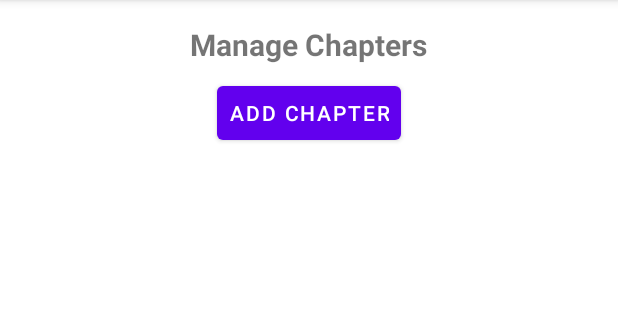
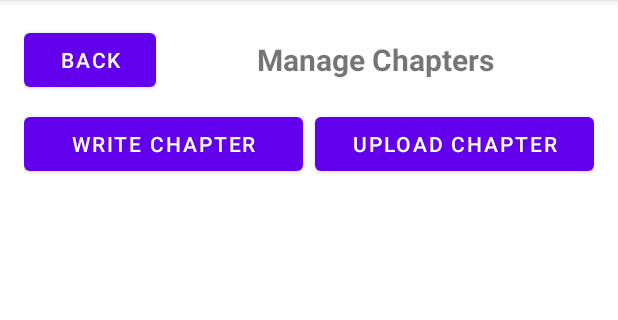
Before and after one commit to duywin/BasicAndroid_ReadingApp, an Android app: the adminChapter screen opened directly, with no data from a screen before it, on a phone screen of 412 x 824 dp, the part 84-404 px from its top. Run offline under Robolectric (Android 15) with nearby library versions, the phone set to English and light mode, and no system bars.

Commit message:
Chapters (upload, write, delete)

```diff
--- a/app/src/main/java/com/example/readingapp/admin/AddStoryActivity.java
+++ b/app/src/main/java/com/example/readingapp/admin/addStoryActivity.java
@@ -32,7 +32,7 @@ import java.io.InputStream;
 import java.util.ArrayList;
 import java.util.List;
 
-public class AddStoryActivity extends AppCompatActivity {
+public class addStoryActivity extends AppCompatActivity {
     private EditText titleInput, authorInput, descriptionInput;
     private Spinner genreSpinner;
     private ImageView storyImagePreview;
--- a/app/src/main/java/com/example/readingapp/admin/adminChapter.java
+++ b/app/src/main/java/com/example/readingapp/admin/adminChapter.java
@@ -1,13 +1,6 @@
 package com.example.readingapp.admin;
 
-import androidx.appcompat.app.AppCompatActivity;
-
-import android.os.Bundle;
-import com.example.readingapp.R;
-import com.example.readingapp.*;
-
 import android.content.Intent;
-import android.content.res.AssetManager;
 import android.os.Bundle;
 import android.view.LayoutInflater;
 import android.view.View;
@@ -15,24 +8,25 @@ import android.view.ViewGroup;
 import android.widget.Button;
 import android.widget.TextView;
 import android.widget.Toast;
+
 import androidx.annotation.NonNull;
 import androidx.appcompat.app.AppCompatActivity;
 import androidx.recyclerview.widget.LinearLayoutManager;
 import androidx.recyclerview.widget.RecyclerView;
-import org.json.JSONArray;
-import org.json.JSONException;
-import org.json.JSONObject;
-import java.io.BufferedReader;
-import java.io.IOException;
-import java.io.InputStream;
-import java.io.InputStreamReader;
-import java.util.ArrayList;
+
+import com.example.readingapp.ChapterContent;
+import com.example.readingapp.R;
+import com.example.readingapp.dao.ChapterDAO;
+import com.example.readingapp.model.Chapter;
+
 import java.util.List;
 
 public class adminChapter extends AppCompatActivity {
 
     private RecyclerView recyclerView;
-    private List<ChapterItem> chapterList;
+    private Button btnWriteChapter, btnUploadChapter, btnBack;
+    private List<Chapter> chapterList;
+    private ChapterDAO chapterDAO;
     private int bookId;
 
     @Override
@@ -43,53 +37,35 @@ public class adminChapter extends AppCompatActivity {
         recyclerView = findViewById(R.id.chapter_recycler_view);
         recyclerView.setLayoutManager(new LinearLayoutManager(this));
 
+        btnWriteChapter = findViewById(R.id.btn_write_chapter);
+        btnUploadChapter = findViewById(R.id.btn_upload_chapter);
+        btnBack = findViewById(R.id.btn_back_admin_story);
+
+        chapterDAO = new ChapterDAO(this);
         bookId = getIntent().getIntExtra("BOOK_ID", -1);
-        chapterList = readChaptersFromAssets(bookId);
 
+        chapterList = chapterDAO.getChaptersByBookId(bookId);
         recyclerView.setAdapter(new ChapterAdapter(chapterList));
-    }
 
-    private List<ChapterItem> readChaptersFromAssets(int bookId) {
-        List<ChapterItem> chapters = new ArrayList<>();
-        AssetManager assetManager = getAssets();
+        btnWriteChapter.setOnClickListener(v -> {
+            Intent intent = new Intent(adminChapter.this, WriteChapterActivity.class);
+            intent.putExtra("BOOK_ID", bookId);  // ✅ Pass book ID
+            startActivity(intent);
+        });
 
-        try (InputStream inputStream = assetManager.open("preload_data.json");
-             BufferedReader reader = new BufferedReader(new InputStreamReader(inputStream))) {
-            StringBuilder json = new StringBuilder();
-            String line;
-            while ((line = reader.readLine()) != null) {
-                json.append(line);
-            }
+        btnUploadChapter.setOnClickListener(v -> {
+            Intent intent = new Intent(adminChapter.this, UploadChapterActivity.class);
+            intent.putExtra("BOOK_ID", bookId);  // ✅ Pass book ID
+            startActivity(intent);
+        });
 
-            JSONArray chaptersArray = new JSONObject(json.toString()).getJSONArray("chapters");
-            for (int i = 0; i < chaptersArray.length(); i++) {
-                JSONObject chapterObj = chaptersArray.getJSONObject(i);
-                if (chapterObj.getInt("book_id") == bookId) {
-                    chapters.add(new ChapterItem(
-                            chapterObj.getString("chapter_name"),
-                            chapterObj.getString("link")
-                    ));
-                }
-            }
-        } catch (IOException | JSONException e) {
-            e.printStackTrace();
-        }
-        return chapters;
-    }
-
-    private static class ChapterItem {
-        String name, link;
-
-        ChapterItem(String name, String link) {
-            this.name = name;
-            this.link = link;
-        }
+        btnBack.setOnClickListener(v -> finish());
     }
 
     private class ChapterAdapter extends RecyclerView.Adapter<ChapterAdapter.ChapterViewHolder> {
-        private final List<ChapterItem> chapters;
+        private final List<Chapter> chapters;
 
-        ChapterAdapter(List<ChapterItem> chapters) {
+        ChapterAdapter(List<Chapter> chapters) {
             this.chapters = chapters;
         }
 
@@ -102,22 +78,26 @@ public class adminChapter extends AppCompatActivity {
 
         @Override
         public void onBindViewHolder(@NonNull ChapterViewHolder holder, int position) {
-            ChapterItem chapter = chapters.get(position);
-            holder.chapterName.setText(chapter.name);
+            Chapter chapter = chapters.get(position);
+            holder.chapterName.setText(chapter.getChapterName());
 
-            // Open chapter content on click
             holder.itemView.setOnClickListener(v -> {
                 Intent intent = new Intent(adminChapter.this, ChapterContent.class);
-                intent.putExtra("CHAPTER_NAME", chapter.name);
-                intent.putExtra("CHAPTER_LINK", chapter.link);
+                intent.putExtra("CHAPTER_NAME", chapter.getChapterName());
+                intent.putExtra("CHAPTER_LINK", chapter.getLink());
                 startActivity(intent);
             });
 
-            // Handle delete button click
             holder.deleteButton.setOnClickListener(v -> {
-                chapters.remove(position);
-                notifyItemRemoved(position);
-                Toast.makeText(adminChapter.this, "Chapter deleted", Toast.LENGTH_SHORT).show();
+                boolean deleted = chapterDAO.deleteChapter(chapter.getId());
+
+                if (deleted) {
+                    chapters.remove(position);
+                    notifyItemRemoved(position);
+                    Toast.makeText(adminChapter.this, "Chapter deleted", Toast.LENGTH_SHORT).show();
+                } else {
+                    Toast.makeText(adminChapter.this, "Error deleting chapter!", Toast.LENGTH_SHORT).show();
+                }
             });
         }
 
--- a/app/src/main/java/com/example/readingapp/model/Chapter.java
+++ b/app/src/main/java/com/example/readingapp/model/Chapter.java
@@ -18,4 +18,8 @@ public class Chapter {
     public String getChapterName() { return chapterName; }
     public int getBookId() { return bookId; }
     public String getLink() {return link;}
+
+    public void setLink(String link) {
+        this.link = link;
+    }
 }
--- a/app/src/main/res/layout/activity_admin_chapter.xml
+++ b/app/src/main/res/layout/activity_admin_chapter.xml
@@ -1,33 +1,66 @@
+<?xml version="1.0" encoding="utf-8"?>
 <LinearLayout xmlns:android="http://schemas.android.com/apk/res/android"
     android:layout_width="match_parent"
     android:layout_height="match_parent"
     android:orientation="vertical"
     android:padding="16dp">
 
-    <!-- Title -->
+    <!-- Row 1: Title & Back Button -->
+    <LinearLayout
+        android:layout_width="match_parent"
+        android:layout_height="wrap_content"
+        android:orientation="horizontal"
+        android:gravity="center_vertical">
+
+        <Button
+            android:id="@+id/btn_back_admin_story"
+            android:layout_width="wrap_content"
+            android:layout_height="wrap_content"
+            android:text="Back"
+            android:padding="8dp"/>
+
         <TextView
             android:id="@+id/chapter_list_title"
-        android:layout_width="wrap_content"
+            android:layout_width="0dp"
             android:layout_height="wrap_content"
             android:text="Manage Chapters"
             android:textSize="20sp"
             android:textStyle="bold"
-        android:layout_gravity="center"
-        android:paddingBottom="8dp" />
+            android:gravity="center"
+            android:layout_weight="1"/>
+    </LinearLayout>
 
-    <!-- Add Chapter Button -->
+    <!-- Row 2: Write & Upload Buttons -->
+    <LinearLayout
+        android:layout_width="match_parent"
+        android:layout_height="wrap_content"
+        android:orientation="horizontal"
+        android:gravity="center"
+        android:layout_marginTop="8dp">
+
         <Button
-        android:id="@+id/btn_add_chapter"
-        android:layout_width="wrap_content"
+            android:id="@+id/btn_write_chapter"
+            android:layout_width="0dp"
             android:layout_height="wrap_content"
-        android:text="Add Chapter"
-        android:layout_gravity="center"
+            android:text="Write Chapter"
             android:padding="8dp"
-        android:layout_marginBottom="8dp"/>
+            android:layout_weight="1"
+            android:layout_marginEnd="8dp"/>
 
-    <!-- RecyclerView for displaying chapters -->
+        <Button
+            android:id="@+id/btn_upload_chapter"
+            android:layout_width="0dp"
+            android:layout_height="wrap_content"
+            android:text="Upload Chapter"
+            android:padding="8dp"
+            android:layout_weight="1"/>
+    </LinearLayout>
+
+    <!-- Row 3: RecyclerView -->
     <androidx.recyclerview.widget.RecyclerView
         android:id="@+id/chapter_recycler_view"
         android:layout_width="match_parent"
-        android:layout_height="match_parent"/>
+        android:layout_height="0dp"
+        android:layout_weight="1"
+        android:layout_marginTop="8dp"/>
 </LinearLayout>
```
Also changed, not shown: app/src/main/AndroidManifest.xml (+7 -1 lines), app/src/main/java/com/example/readingapp/ChapterContent.java (+24 -23 lines), app/src/main/java/com/example/readingapp/admin/UploadChapterActivity.java (added, +117 -0 lines), app/src/main/java/com/example/readingapp/admin/WriteChapterActivity.java (added, +109 -0 lines), app/src/main/java/com/example/readingapp/admin/adminStory.java (+19 -11 lines), app/src/main/java/com/example/readingapp/dao/ChapterDAO.java (+87 -0 lines), app/src/main/res/layout/activity_admin_account_item.xml (+24 -7 lines), app/src/main/res/layout/activity_chapter_list_item.xml (+3 -4 lines), app/src/main/res/layout/activity_upload_chapter.xml (added, +31 -0 lines), app/src/main/res/layout/activity_write_chapter.xml (added, +53 -0 lines). Lines whose indentation alone changed are shown as unchanged.
